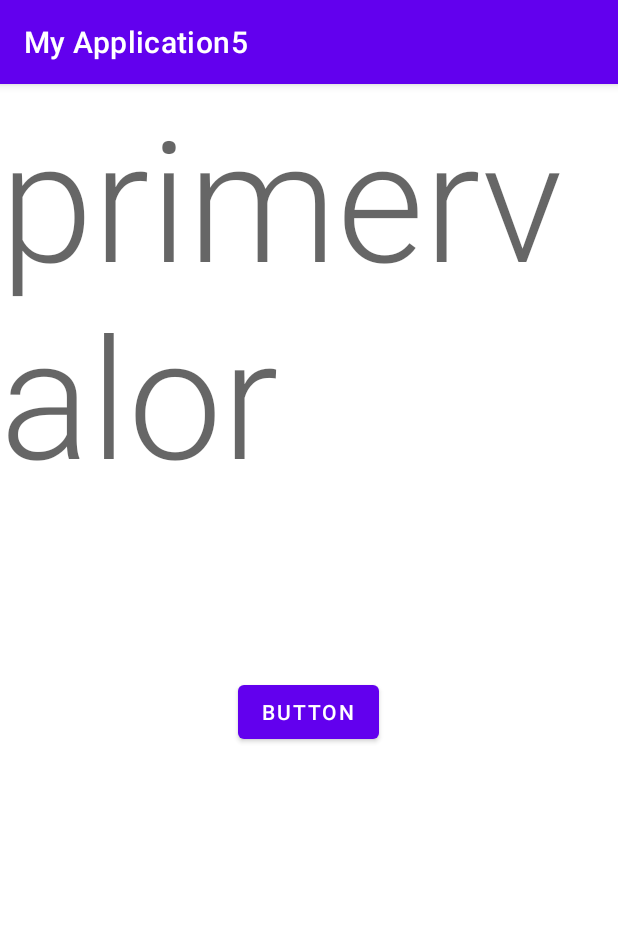
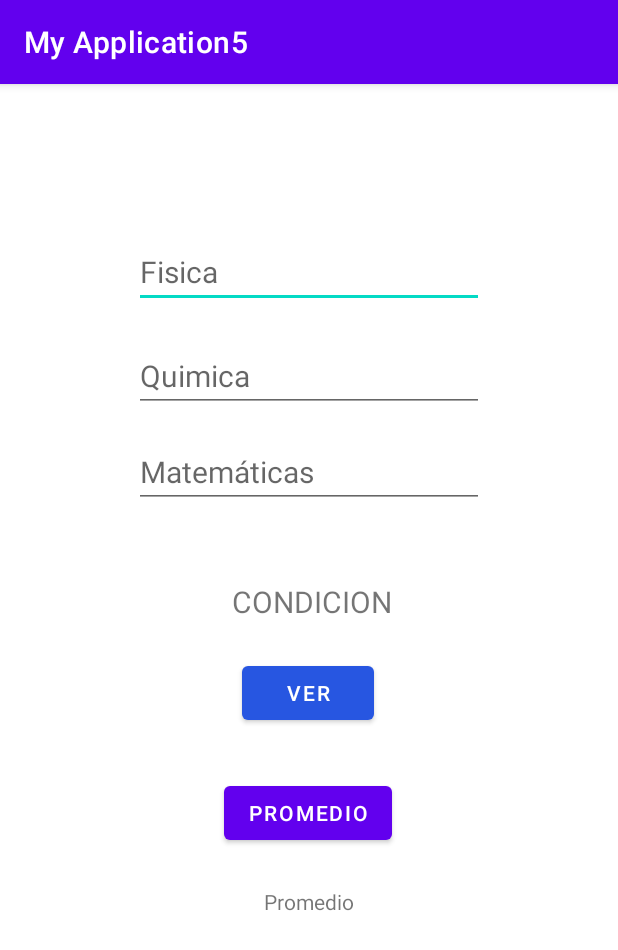
Before and after one commit to guillermoluisc/android, an Android app: the screen it shows after launch (MainActivity), on a phone screen of 412 x 824 dp. Shown: the top 950 px of the screen. Run offline under Robolectric (Android 15) with nearby library versions, the phone set to English and light mode, and no system bars; Roboto replaces fonts that are not available here.

Commit message:
calculadora de promedio

```diff
--- a/app/src/main/java/com/example/myapplication5/MainActivity.java
+++ b/app/src/main/java/com/example/myapplication5/MainActivity.java
@@ -3,9 +3,23 @@ package com.example.myapplication5;
 import androidx.appcompat.app.AppCompatActivity;
 
 import android.os.Bundle;
+import android.view.View;
+import android.widget.EditText;
+import android.widget.TextView;
 import android.widget.Toast;
 
 public class MainActivity extends AppCompatActivity {
+
+    //definir que componentes van a ser utilizados.
+    //edit text le indica android que se puede editar
+
+    private EditText et1;
+    private EditText et2;
+    private EditText et3;
+    private TextView tv1;
+    private TextView tv2;
+    //solo los componentes, en este punto no estan conectados conb los componentes del diseño
+
 
     @Override
     //proceso que nos permite crear una app (sino no funciona)
@@ -15,6 +29,47 @@ public class MainActivity extends AppCompatActivity {
         //contexto, texto, tiempo de duracion
         Toast.makeText(this, "creada" , Toast.LENGTH_SHORT).show();
         // La actividad está creada
+
+        // indicarle que en los componentes declarados anteriormente busque los componentes del diseño por el id
+        // casteo que busque la vista por ID con la clase R (puente de comunicacion entre lo logico y lo grafico)
+        //ahora si esta la coneccion
+        et1= (EditText) findViewById(R.id.txt_num1);
+        et2=(EditText) findViewById(R.id.txt_num2);
+        et3=(EditText)findViewById(R.id.txt_num3);
+
+        tv1=(TextView) findViewById(R.id.txt_resultado);
+        tv2=(TextView)findViewById(R.id.txt_prom);
+    }
+
+    //Este metodo realiza la suma
+    public void suma (View view){
+        String valor1=et1.getText().toString();
+        String valor2=et2.getText().toString();
+        String valor3=et3.getText().toString();
+        int num1=Integer.parseInt(valor1);
+        int num2=Integer.parseInt(valor2);
+        int num3=Integer.parseInt(valor3);
+
+        int suma=(num1+num2+num3)/3;
+        if (suma>=7){
+            tv1.setText("Aprobado");
+        }else{
+            tv1.setText("Reprobado");
+        }
+
+    }
+    public void resta (View view){
+        String valor1=et1.getText().toString();
+        String valor2=et2.getText().toString();
+        String valor3=et3.getText().toString();
+        int num1=Integer.parseInt(valor1);
+        int num2=Integer.parseInt(valor2);
+        int num3=Integer.parseInt(valor3);
+
+        int suma=(num1+num2+num3)/3;
+        String result= String.valueOf(suma);
+        tv2.setText(result);
+
     }
 
     @Override
--- a/app/src/main/res/layout/activity_main.xml
+++ b/app/src/main/res/layout/activity_main.xml
@@ -6,32 +6,103 @@
     android:layout_height="match_parent"
     tools:context=".MainActivity">
 
-    <TextView
-        android:id="@+id/textView"
+    <Button
+        android:id="@+id/btn1"
         android:layout_width="wrap_content"
         android:layout_height="wrap_content"
-        android:text="primervalor"
-        android:textAppearance="@style/TextAppearance.AppCompat.Display4"
-        app:layout_constraintBottom_toBottomOf="parent"
-        app:layout_constraintHorizontal_bias="0.0"
-        app:layout_constraintLeft_toLeftOf="parent"
-        app:layout_constraintRight_toRightOf="parent"
-        app:layout_constraintTop_toTopOf="parent"
-        app:layout_constraintVertical_bias="0.0"
-        tools:text="Primer Valor" />
-
-    <Button
-        android:id="@+id/button"
-        android:layout_width="wrap_content"
-        android:layout_height="wrap_content"
-        android:layout_marginTop="114dp"
-        android:text="@string/button"
+        android:onClick="suma"
+        android:text="@string/Suma"
+        app:backgroundTint="#2756E1"
         app:layout_constraintBottom_toBottomOf="parent"
         app:layout_constraintEnd_toEndOf="parent"
         app:layout_constraintHorizontal_bias="0.498"
         app:layout_constraintStart_toStartOf="parent"
-        app:layout_constraintTop_toBottomOf="@+id/textView"
-        app:layout_constraintVertical_bias="0.0"
-        tools:text="holaaaaa" />
+        app:layout_constraintTop_toTopOf="parent"
+        app:layout_constraintVertical_bias="0.531" />
+
+    <EditText
+        android:id="@+id/txt_num1"
+        android:layout_width="wrap_content"
+        android:layout_height="wrap_content"
+        android:ems="10"
+        android:hint="@string/primervalor"
+        android:inputType="number"
+        android:textSize="20sp"
+        app:layout_constraintBottom_toBottomOf="parent"
+        app:layout_constraintEnd_toEndOf="parent"
+        app:layout_constraintStart_toStartOf="parent"
+        app:layout_constraintTop_toTopOf="parent"
+        app:layout_constraintVertical_bias="0.141" />
+
+    <EditText
+        android:id="@+id/txt_num2"
+        android:layout_width="wrap_content"
+        android:layout_height="wrap_content"
+        android:ems="10"
+        android:hint="@string/segundovalor"
+        android:inputType="number"
+        android:textSize="20sp"
+        app:layout_constraintBottom_toBottomOf="parent"
+        app:layout_constraintEnd_toEndOf="parent"
+        app:layout_constraintStart_toStartOf="parent"
+        app:layout_constraintTop_toTopOf="parent"
+        app:layout_constraintVertical_bias="0.237" />
+
+    <TextView
+        android:id="@+id/txt_resultado"
+        android:layout_width="119dp"
+        android:layout_height="60dp"
+        android:gravity="center"
+        android:lineSpacingExtra="10sp"
+        android:text="@string/Resultado"
+        android:textAllCaps="true"
+        android:textIsSelectable="false"
+        android:textSize="20sp"
+        app:layout_constraintBottom_toBottomOf="parent"
+        app:layout_constraintEnd_toEndOf="parent"
+        app:layout_constraintHorizontal_bias="0.507"
+        app:layout_constraintStart_toStartOf="parent"
+        app:layout_constraintTop_toTopOf="parent"
+        app:layout_constraintVertical_bias="0.445" />
+
+    <Button
+        android:id="@+id/btn2"
+        android:layout_width="wrap_content"
+        android:layout_height="wrap_content"
+        android:onClick="resta"
+        android:text="@string/Resta"
+        app:layout_constraintBottom_toBottomOf="parent"
+        app:layout_constraintEnd_toEndOf="parent"
+        app:layout_constraintHorizontal_bias="0.498"
+        app:layout_constraintStart_toStartOf="parent"
+        app:layout_constraintTop_toTopOf="parent"
+        app:layout_constraintVertical_bias="0.642" />
+
+    <TextView
+        android:id="@+id/txt_prom"
+        android:layout_width="wrap_content"
+        android:layout_height="wrap_content"
+        android:gravity="center_horizontal|center_vertical"
+        android:text="@string/Condicion"
+        app:layout_constraintBottom_toBottomOf="parent"
+        app:layout_constraintEnd_toEndOf="parent"
+        app:layout_constraintHorizontal_bias="0.498"
+        app:layout_constraintStart_toStartOf="parent"
+        app:layout_constraintTop_toTopOf="parent"
+        app:layout_constraintVertical_bias="0.715" />
+
+    <EditText
+        android:id="@+id/txt_num3"
+        android:layout_width="wrap_content"
+        android:layout_height="wrap_content"
+        android:ems="10"
+        android:hint="@string/tercervalor"
+        android:inputType="number"
+        android:textSize="20sp"
+        app:layout_constraintBottom_toBottomOf="parent"
+        app:layout_constraintEnd_toEndOf="parent"
+        app:layout_constraintStart_toStartOf="parent"
+        app:layout_constraintTop_toTopOf="parent"
+        app:layout_constraintVertical_bias="0.326" />
 
 </androidx.constraintlayout.widget.ConstraintLayout>
--- a/app/src/main/res/values/strings.xml
+++ b/app/src/main/res/values/strings.xml
@@ -3,5 +3,11 @@
     <string name="hello_world">Hello World!!!!!!</string>
     <string name="hola">hola</string>
     <string name="button">Button</string>
-    <string name="primervalor" />
+    <string name="Resultado">Condicion</string>
+    <string name="Suma">VER</string>
+    <string name="Resta">Promedio</string>
+    <string name="primervalor">Fisica</string>
+    <string name="segundovalor">Quimica</string>
+    <string name="tercervalor">Matemáticas</string>
+    <string name="Condicion">Promedio</string>
 </resources>
```
Also changed, not shown: 1 other file.
